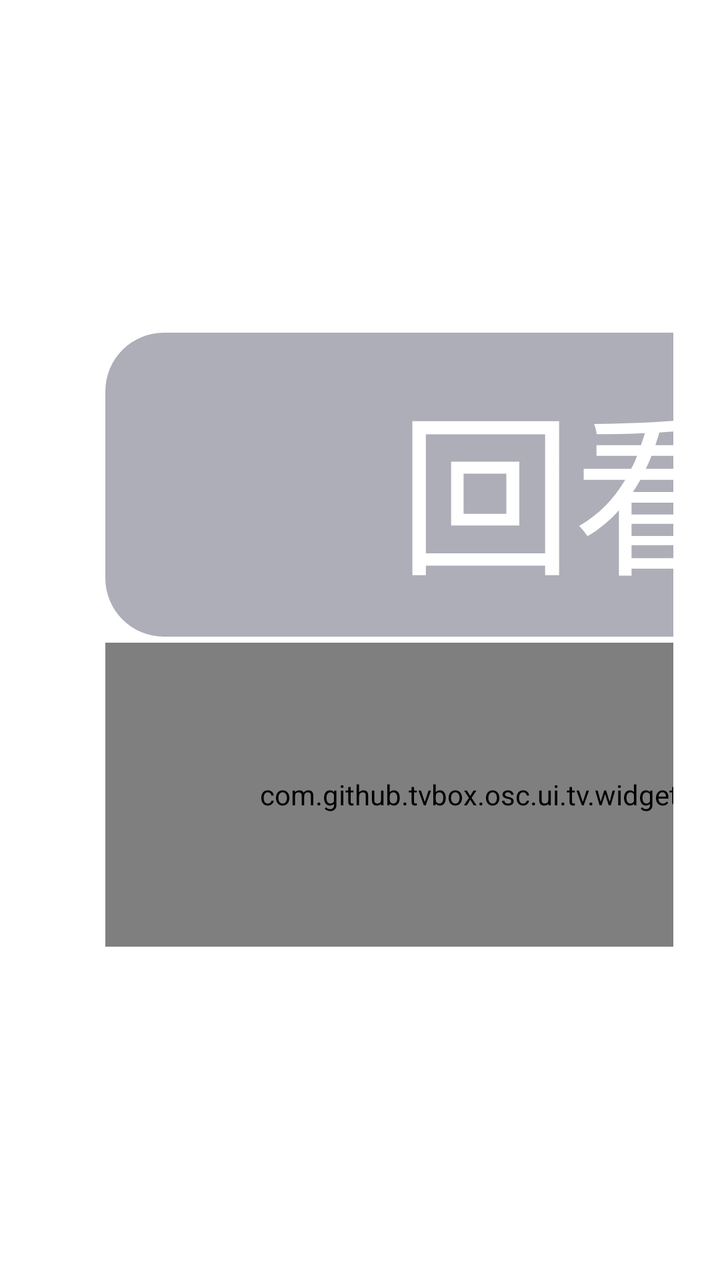
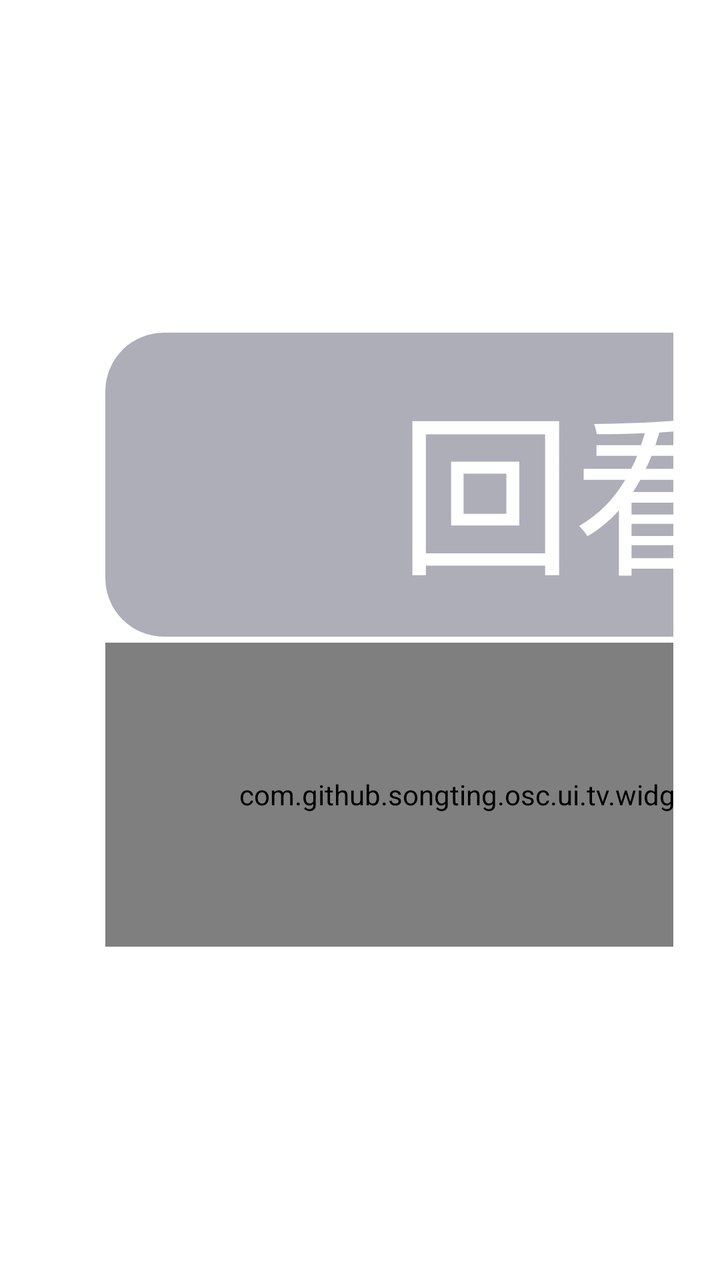

Before-and-after screenshots of an Android layout around one commit, followed by the original layout XML and the change that was made.
<!-- AndroidManifest.xml: application theme AppTheme.NoActionBar -->
<!-- res/layout/epglist_item.xml -->
<?xml version="1.0" encoding="utf-8"?>
<LinearLayout xmlns:android="http://schemas.android.com/apk/res/android"
xmlns:app="http://schemas.android.com/apk/res-auto"
android:orientation="horizontal"
android:gravity="bottom"
android:id="@+id/cl_epg"
android:background="@drawable/shape_live_focus"
android:focusable="true"
android:padding="4mm"
android:focusableInTouchMode="false"
android:layout_width="match_parent"
android:layout_height="wrap_content">

<LinearLayout
    android:id="@+id/touch"
    android:orientation="vertical"
    android:layout_width="match_parent"
    android:paddingLeft="4mm"
    android:paddingRight="4mm"
    android:paddingBottom="3mm"
    android:paddingTop="3mm"
    android:layout_height="wrap_content"
    android:layout_weight="1">

    <TextView
        android:textSize="@dimen/vs_15"
        android:id="@+id/tv_epg_time"
        android:layout_width="match_parent"
        android:layout_height="wrap_content"
        android:textColor="@android:color/white"/>
		
    <com.github.tvbox.osc.ui.tv.widget.MarqueeTextView
        android:textSize="@dimen/ts_16"
        android:ellipsize="marquee"
        android:singleLine="true"
        android:marqueeRepeatLimit="marquee_forever"
        android:gravity="center|left"
        android:id="@+id/tv_epg_name"
        android:textColor="@android:color/white"
        android:clickable="true"
        android:layout_width="match_parent"
        android:layout_height="wrap_content"/>
		
</LinearLayout>

    <LinearLayout
        android:layout_width="@dimen/vs_100"
        android:layout_height="wrap_content"
        android:layout_gravity="center_vertical"
        android:orientation="vertical"
        android:paddingLeft="@dimen/vs_5"
        android:paddingRight="@dimen/vs_5">

        <TextView
            android:id="@+id/shiyi"
            android:layout_width="@dimen/vs_80"
            android:layout_height="@dimen/ts_26"
            android:background="@drawable/shape_setting_model_focus"
            android:gravity="center"
            android:text="回看"
            android:textColor="@color/color_FFFFFF"
            android:textSize="@dimen/vs_15" />

        <com.github.tvbox.osc.ui.tv.widget.AudioWaveView
            android:id="@+id/wqddg_AudioWaveView"
            android:layout_width="@dimen/vs_80"
            android:layout_height="@dimen/ts_26"
            android:layout_marginTop="3dp"
            android:layout_marginRight="0px" />
    </LinearLayout>

</LinearLayout>
<!-- resources referenced by this layout -->
<resources>
  <color name="color_FFFFFF">#ffffffff</color>
  <dimen name="ts_16">16mm</dimen>
  <dimen name="ts_26">26mm</dimen>
  <dimen name="vs_100">100mm</dimen>
  <dimen name="vs_15">15mm</dimen>
  <dimen name="vs_5">5mm</dimen>
  <dimen name="vs_80">80mm</dimen>
  <!-- drawable shape_live_focus (drawable) -->
  <?xml version="1.0" encoding="utf-8"?>
  <selector xmlns:android="http://schemas.android.com/apk/res/android">
      <item android:state_focused="true">
          <shape>
              <solid android:color="@color/color_1890FF" />
              <corners android:radius="6dp" />
          </shape>
      </item>
      <item android:state_selected="true">
          <shape>
              <solid android:color="#331890FF" />
              <stroke android:width="1dp" android:color="@color/color_1890FF" />
              <corners android:radius="6dp" />
          </shape>
      </item>
      <item android:state_focused="false">
          <shape>
              <solid android:color="@android:color/transparent" />
              <corners android:radius="6dp" />
          </shape>
      </item>
  </selector>
  <!-- drawable shape_setting_model_focus (drawable) -->
  <?xml version="1.0" encoding="utf-8"?>
  <selector xmlns:android="http://schemas.android.com/apk/res/android">
      <item android:state_focused="true">
          <shape>
              <corners android:radius="@dimen/vs_5" />
              <solid android:color="@color/color_6632364E" />
              <stroke android:width="@dimen/vs_2" android:color="@android:color/white" />
          </shape>
      </item>
      <item android:state_focused="false">
          <shape>
              <corners android:radius="@dimen/vs_5" />
              <solid android:color="@color/color_6632364E" />
          </shape>
      </item>
  </selector>
  <style name="AppTheme.NoActionBar" parent="AppTheme">
          <item name="android:windowActionBar">false</item>
          <item name="android:windowNoTitle">true</item>
          <item name="windowActionBar">false</item>
          <item name="android:windowFullscreen">true</item>//全屏即无通知栏
          <item name="android:windowContentOverlay">@null</item>//是否有遮盖
          <item name="windowNoTitle">true</item>
          <item name="android:keepScreenOn">true</item>
          
          <item name="android:windowBackground">@android:color/transparent</item>
      </style>
  <color name="color_1890FF">#1890FF</color>
  <color name="color_6632364E">#6632364E</color>
  <dimen name="vs_2">2mm</dimen>
  <style name="AppTheme" parent="Theme.AppCompat.Light.DarkActionBar">
          
          <item name="colorPrimary">@color/color_6200EE</item>
          <item name="colorPrimaryDark">@color/color_3700B3</item>
          <item name="colorAccent">@color/color_03DAC5</item>
      </style>
  <color name="color_6200EE">#6200EE</color>
  <color name="color_3700B3">#3700B3</color>
  <color name="color_03DAC5">#03DAC5</color>
</resources>

<!-- the commit's change to res/layout/epglist_item.xml (unified diff, before → after) -->
@@ -29,7 +29,7 @@ android:layout_height="wrap_content">
         android:layout_height="wrap_content"
         android:textColor="@android:color/white"/>
 		
-    <com.github.tvbox.osc.ui.tv.widget.MarqueeTextView
+    <com.github.songting.osc.ui.tv.widget.MarqueeTextView
         android:textSize="@dimen/ts_16"
         android:ellipsize="marquee"
         android:singleLine="true"
@@ -61,7 +61,7 @@ android:layout_height="wrap_content">
             android:textColor="@color/color_FFFFFF"
             android:textSize="@dimen/vs_15" />
 
-        <com.github.tvbox.osc.ui.tv.widget.AudioWaveView
+        <com.github.songting.osc.ui.tv.widget.AudioWaveView
             android:id="@+id/wqddg_AudioWaveView"
             android:layout_width="@dimen/vs_80"
             android:layout_height="@dimen/ts_26"
